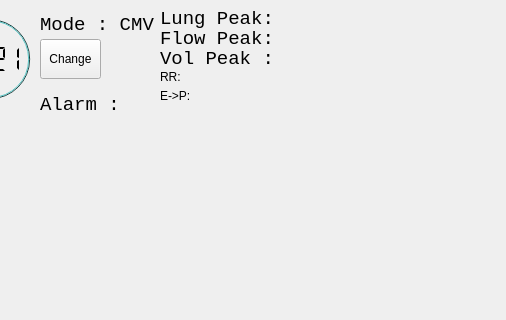
jibonaronno/Rhythm, file VentUI.ui: the form before one commit; both pictures show x 535 to 1041 and y 0 to 320 of the 1041 by 615 pixel window.
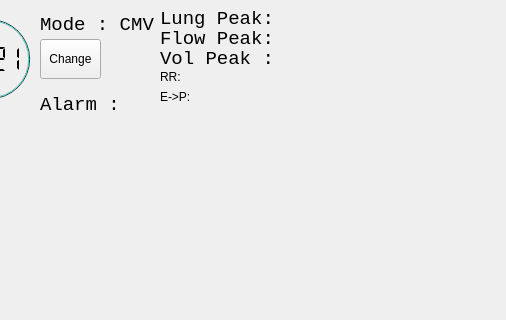
The form after the commit.

Commit message: Calibrating vt adding xav calib table 10

What changed in the file:
```diff
--- a/VentUI.ui
+++ b/VentUI.ui
@@ -1062,8 +1062,8 @@
                <rect>
                 <x>530</x>
                 <y>80</y>
-                <width>47</width>
-                <height>14</height>
+                <width>161</width>
+                <height>16</height>
                </rect>
               </property>
               <property name="text">
```
The commit also changes 1 other file.
